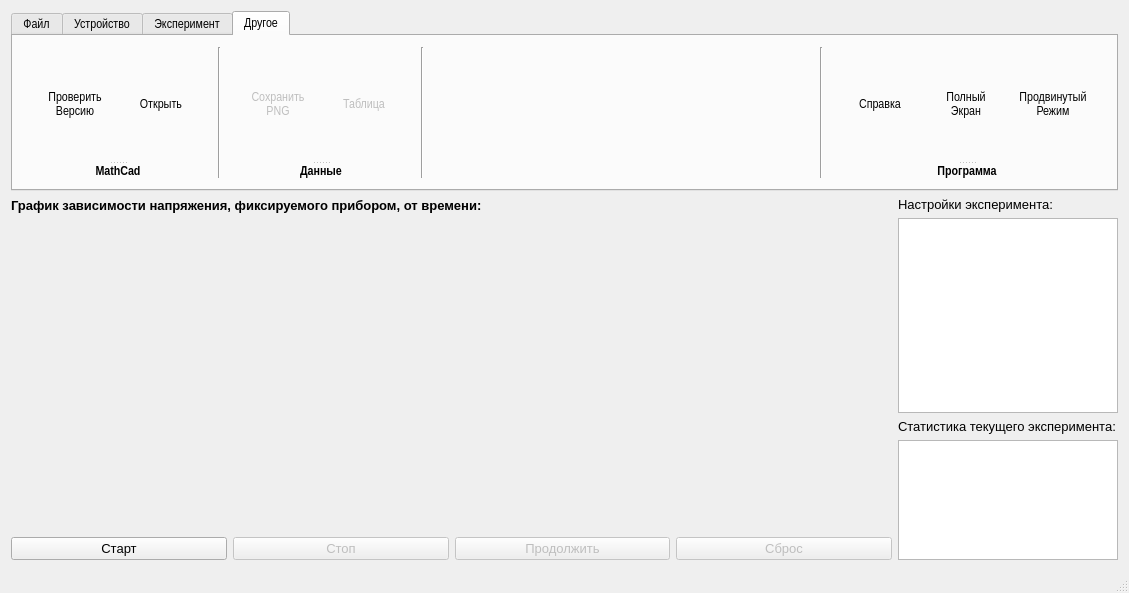
Above: mainwindow.ui from gurmaaan/WeldAnalysis before the change. Below: the same form after it.
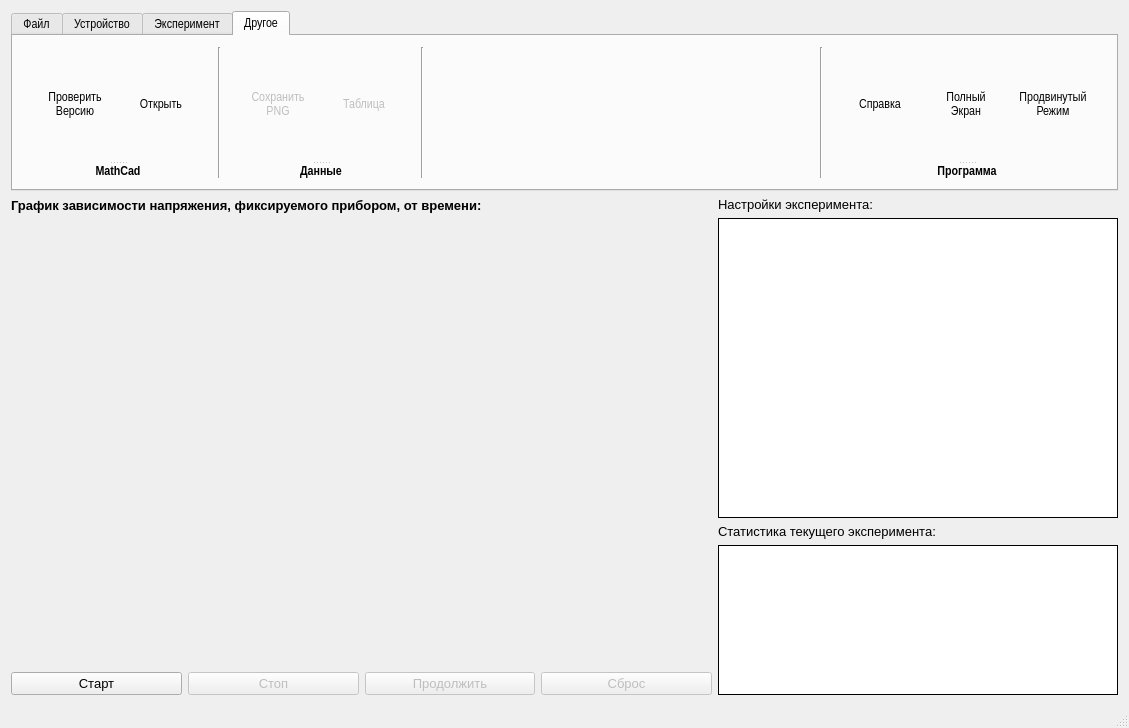
That is the form after the change. Icons and pictures are not drawn. Custom widgets are drawn as their Qt base class.

Commit message: Released ExcelDataManager. Minor GUI Fixes.

What changed in the file:
```diff
--- a/mainwindow.ui
+++ b/mainwindow.ui
@@ -6,8 +6,8 @@
    <rect>
     <x>0</x>
     <y>0</y>
-    <width>1059</width>
-    <height>593</height>
+    <width>1065</width>
+    <height>728</height>
    </rect>
   </property>
   <property name="windowTitle">
@@ -2588,7 +2588,7 @@
          <widget class="QCustomPlot" name="graph_screen" native="true">
           <property name="minimumSize">
            <size>
-            <width>0</width>
+            <width>500</width>
             <height>300</height>
            </size>
           </property>
@@ -2680,18 +2680,54 @@
         </item>
         <item>
          <widget class="QTableView" name="settings_table">
-          <property name="minimumSize">
-           <size>
-            <width>220</width>
-            <height>0</height>
-           </size>
-          </property>
           <property name="maximumSize">
            <size>
-            <width>220</width>
+            <width>400</width>
             <height>16777215</height>
            </size>
           </property>
+          <property name="frameShape">
+           <enum>QFrame::Box</enum>
+          </property>
+          <property name="frameShadow">
+           <enum>QFrame::Plain</enum>
+          </property>
+          <property name="verticalScrollBarPolicy">
+           <enum>Qt::ScrollBarAsNeeded</enum>
+          </property>
+          <property name="horizontalScrollBarPolicy">
+           <enum>Qt::ScrollBarAlwaysOff</enum>
+          </property>
+          <property name="sizeAdjustPolicy">
+           <enum>QAbstractScrollArea::AdjustIgnored</enum>
+          </property>
+          <property name="autoScroll">
+           <bool>false</bool>
+          </property>
+          <property name="autoScrollMargin">
+           <number>10</number>
+          </property>
+          <property name="editTriggers">
+           <set>QAbstractItemView::NoEditTriggers</set>
+          </property>
+          <property name="showDropIndicator" stdset="0">
+           <bool>false</bool>
+          </property>
+          <property name="dragDropOverwriteMode">
+           <bool>false</bool>
+          </property>
+          <property name="alternatingRowColors">
+           <bool>true</bool>
+          </property>
+          <property name="verticalScrollMode">
+           <enum>QAbstractItemView::ScrollPerPixel</enum>
+          </property>
+          <property name="horizontalScrollMode">
+           <enum>QAbstractItemView::ScrollPerPixel</enum>
+          </property>
+          <property name="cornerButtonEnabled">
+           <bool>false</bool>
+          </property>
          </widget>
         </item>
         <item>
@@ -2711,23 +2747,44 @@
         </item>
         <item>
          <widget class="QTableView" name="realTime_table">
-          <property name="minimumSize">
-           <size>
-            <width>220</width>
-            <height>0</height>
-           </size>
-          </property>
           <property name="maximumSize">
            <size>
-            <width>220</width>
-            <height>120</height>
+            <width>400</width>
+            <height>150</height>
            </size>
           </property>
-          <property name="selectionBehavior">
-           <enum>QAbstractItemView::SelectRows</enum>
+          <property name="frameShape">
+           <enum>QFrame::Box</enum>
           </property>
-          <property name="showGrid">
-           <bool>true</bool>
+          <property name="frameShadow">
+           <enum>QFrame::Plain</enum>
+          </property>
+          <property name="verticalScrollBarPolicy">
+           <enum>Qt::ScrollBarAlwaysOff</enum>
+          </property>
+          <property name="horizontalScrollBarPolicy">
+           <enum>Qt::ScrollBarAlwaysOff</enum>
+          </property>
+          <property name="autoScroll">
+           <bool>false</bool>
+          </property>
+          <property name="autoScrollMargin">
+           <number>0</number>
+          </property>
+          <property name="editTriggers">
+           <set>QAbstractItemView::NoEditTriggers</set>
+          </property>
+          <property name="showDropIndicator" stdset="0">
+           <bool>false</bool>
+          </property>
+          <property name="dragDropOverwriteMode">
+           <bool>false</bool>
+          </property>
+          <property name="verticalScrollMode">
+           <enum>QAbstractItemView::ScrollPerPixel</enum>
+          </property>
+          <property name="horizontalScrollMode">
+           <enum>QAbstractItemView::ScrollPerPixel</enum>
           </property>
           <property name="cornerButtonEnabled">
            <bool>false</bool>
```
The commit also changes 6 other files.
